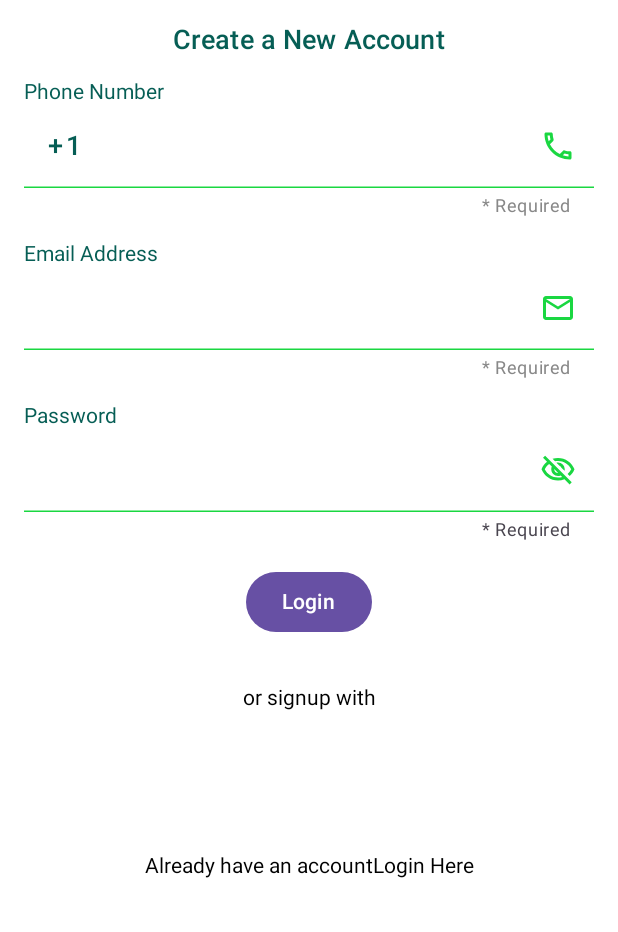
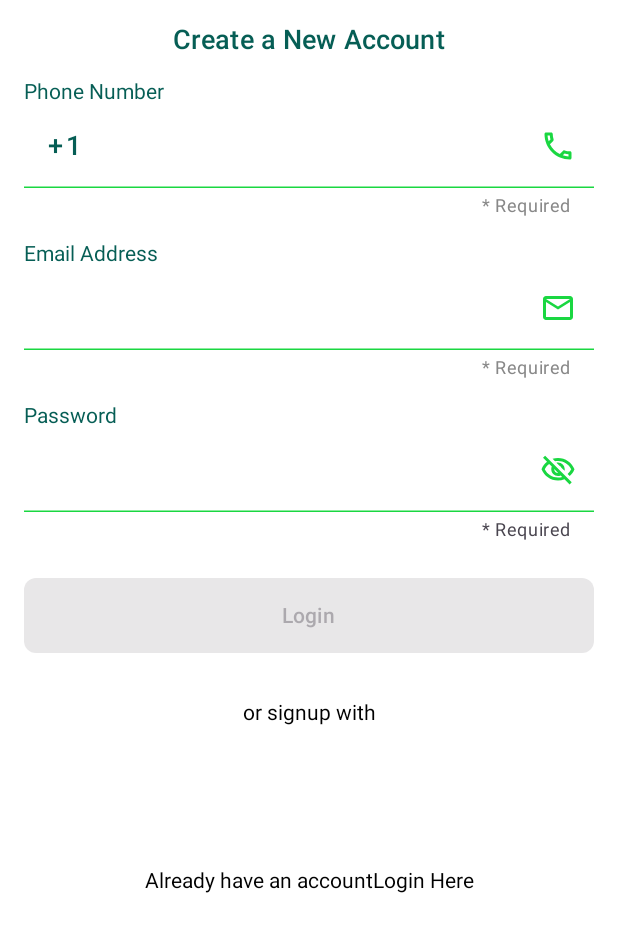
Before and after one commit to noliw/WhatsAppSideproject, an Android app built with Jetpack Compose: the @Preview function BottomFormPreview, on a phone screen of 412 x 824 dp. Shown: the top 932 px of the screen. Run offline under Robolectric (Android 15) with nearby library versions, the phone set to English and light mode, and no system bars.

Commit message:
Finishing up login button

```diff
--- a/app/src/main/java/com/example/whatsappsideproject/LoginScreen.kt
+++ b/app/src/main/java/com/example/whatsappsideproject/LoginScreen.kt
@@ -13,6 +13,8 @@ import androidx.compose.foundation.layout.padding
 import androidx.compose.foundation.layout.size
 import androidx.compose.foundation.text.KeyboardActions
 import androidx.compose.foundation.text.KeyboardOptions
+import androidx.compose.material.ButtonColors
+import androidx.compose.material.ButtonDefaults
 import androidx.compose.material.icons.Icons
 import androidx.compose.material.icons.outlined.AccountCircle
 import androidx.compose.material.icons.outlined.Email
@@ -276,15 +278,21 @@ fun BottomForm(
                 isError = password.isNotEmpty() && password.length < 8,
                 keyboardOptions = KeyboardOptions(
                     keyboardType = KeyboardType.Password,
-                    imeAction = ImeAction.Next
+                    imeAction = ImeAction.Done
                 ),
                 maxLines = 1
 
             )
 
-            Spacer(modifier = Modifier.height(16.dp))
+            Spacer(modifier = Modifier.height(24.dp))
 
-            Button(onClick = { /*TODO*/ }) {
+            Button(
+                modifier = Modifier.fillMaxWidth().height(50.dp),
+                shape = MaterialTheme.shapes.small,
+                colors = androidx.compose.material3.ButtonDefaults.buttonColors(whatsApp),
+                enabled = password.isNotEmpty() && password.length >= 8,
+                onClick = { /*TODO*/ }
+            ) {
                 Text(
                     text = "Login",
                 )
```
